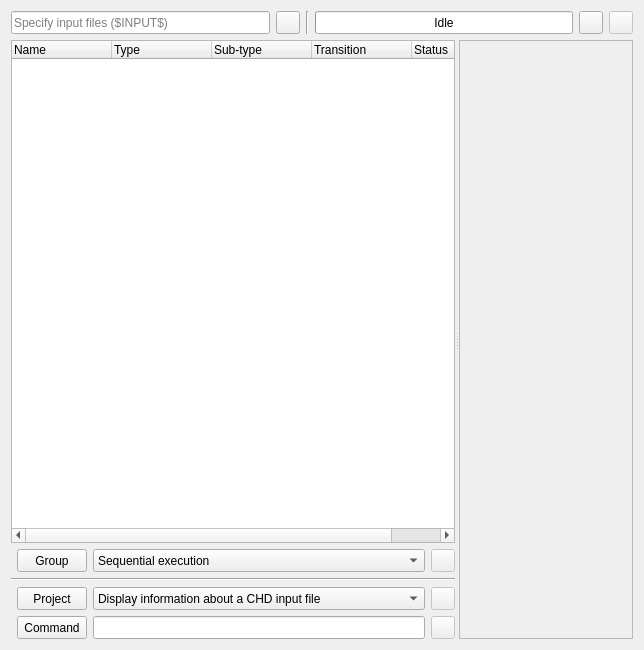
Before: the Qt Designer form tools/qchdman/scriptwidget.ui in qmc2/qmc2-mame-fe, drawn with Qt 5.
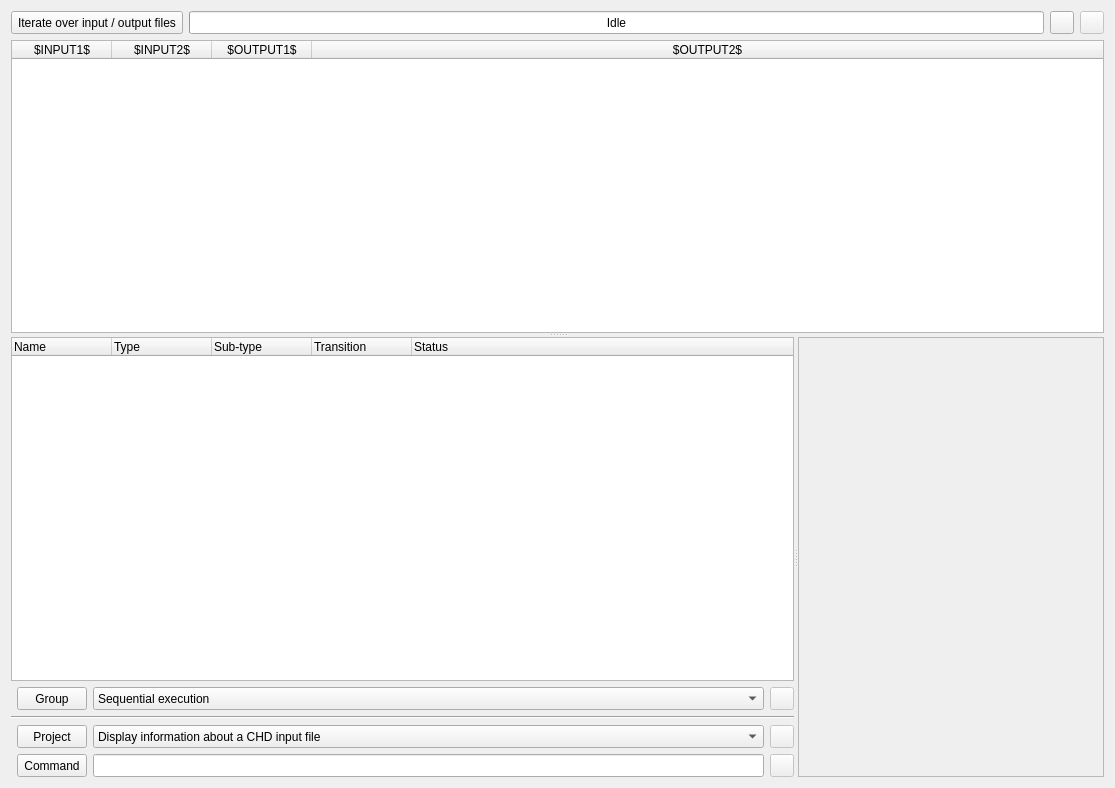
After: the same form once the commit is applied. Icons and pictures are not drawn.

```diff
--- a/tools/qchdman/scriptwidget.ui
+++ b/tools/qchdman/scriptwidget.ui
@@ -6,34 +6,15 @@
    <rect>
     <x>0</x>
     <y>0</y>
-    <width>644</width>
-    <height>650</height>
+    <width>1115</width>
+    <height>788</height>
    </rect>
   </property>
-  <property name="windowTitle">
-   <string>Form</string>
-  </property>
-  <layout class="QGridLayout" name="gridLayout_2" rowstretch="0,1">
+  <layout class="QGridLayout" name="gridLayout_2">
    <item row="0" column="0">
     <layout class="QHBoxLayout" name="horizontalLayout">
      <item>
-      <widget class="QLineEdit" name="lineEditInputFiles">
-       <property name="sizePolicy">
-        <sizepolicy hsizetype="Expanding" vsizetype="Minimum">
-         <horstretch>0</horstretch>
-         <verstretch>0</verstretch>
-        </sizepolicy>
-       </property>
-       <property name="toolTip">
-        <string>Specify input files for this script (iteration)</string>
-       </property>
-       <property name="placeholderText">
-        <string>Specify input files ($INPUT$)</string>
-       </property>
-      </widget>
-     </item>
-     <item>
-      <widget class="QToolButton" name="toolButtonBrowseInputFiles">
+      <widget class="QToolButton" name="toolButtonInputOutput">
        <property name="sizePolicy">
         <sizepolicy hsizetype="Fixed" vsizetype="Minimum">
          <horstretch>0</horstretch>
@@ -41,18 +22,20 @@
         </sizepolicy>
        </property>
        <property name="toolTip">
-        <string>Browse input files</string>
+        <string>When enabled, specify initial input / output files used for script iteration (otherwise run script once)</string>
+       </property>
+       <property name="text">
+        <string>Iterate over input / output files</string>
        </property>
        <property name="icon">
         <iconset resource="qchdman.qrc">
          <normaloff>:/images/fileopen.png</normaloff>:/images/fileopen.png</iconset>
        </property>
-      </widget>
-     </item>
-     <item>
-      <widget class="Line" name="line">
-       <property name="orientation">
-        <enum>Qt::Vertical</enum>
+       <property name="checkable">
+        <bool>true</bool>
+       </property>
+       <property name="toolButtonStyle">
+        <enum>Qt::ToolButtonTextBesideIcon</enum>
        </property>
       </widget>
      </item>
@@ -115,7 +98,45 @@
     </layout>
    </item>
    <item row="1" column="0">
-    <widget class="QSplitter" name="splitter">
+    <widget class="QSplitter" name="hSplitter">
+     <property name="orientation">
+      <enum>Qt::Vertical</enum>
+     </property>
+     <widget class="QTableWidget" name="tableWidgetInputOutput">
+      <property name="textElideMode">
+       <enum>Qt::ElideMiddle</enum>
+      </property>
+      <property name="showGrid">
+       <bool>false</bool>
+      </property>
+      <attribute name="horizontalHeaderStretchLastSection">
+       <bool>true</bool>
+      </attribute>
+      <attribute name="verticalHeaderVisible">
+       <bool>false</bool>
+      </attribute>
+      <column>
+       <property name="text">
+        <string notr="true">$INPUT1$</string>
+       </property>
+      </column>
+      <column>
+       <property name="text">
+        <string notr="true">$INPUT2$</string>
+       </property>
+      </column>
+      <column>
+       <property name="text">
+        <string notr="true">$OUTPUT1$</string>
+       </property>
+      </column>
+      <column>
+       <property name="text">
+        <string notr="true">$OUTPUT2$</string>
+       </property>
+      </column>
+     </widget>
+     <widget class="QSplitter" name="vSplitter">
      <property name="orientation">
       <enum>Qt::Horizontal</enum>
      </property>
@@ -485,6 +506,12 @@
       </layout>
      </widget>
      <widget class="QFrame" name="frameCurrentProject">
+       <property name="sizePolicy">
+        <sizepolicy hsizetype="Preferred" vsizetype="Expanding">
+         <horstretch>0</horstretch>
+         <verstretch>0</verstretch>
+        </sizepolicy>
+       </property>
       <property name="frameShape">
        <enum>QFrame::StyledPanel</enum>
       </property>
@@ -493,6 +520,7 @@
       </property>
      </widget>
     </widget>
+    </widget>
    </item>
   </layout>
  </widget>
```
Left out of the diff: 13 changed lines with no effect on the pictures. Lines whose indentation alone changed are shown as unchanged.
